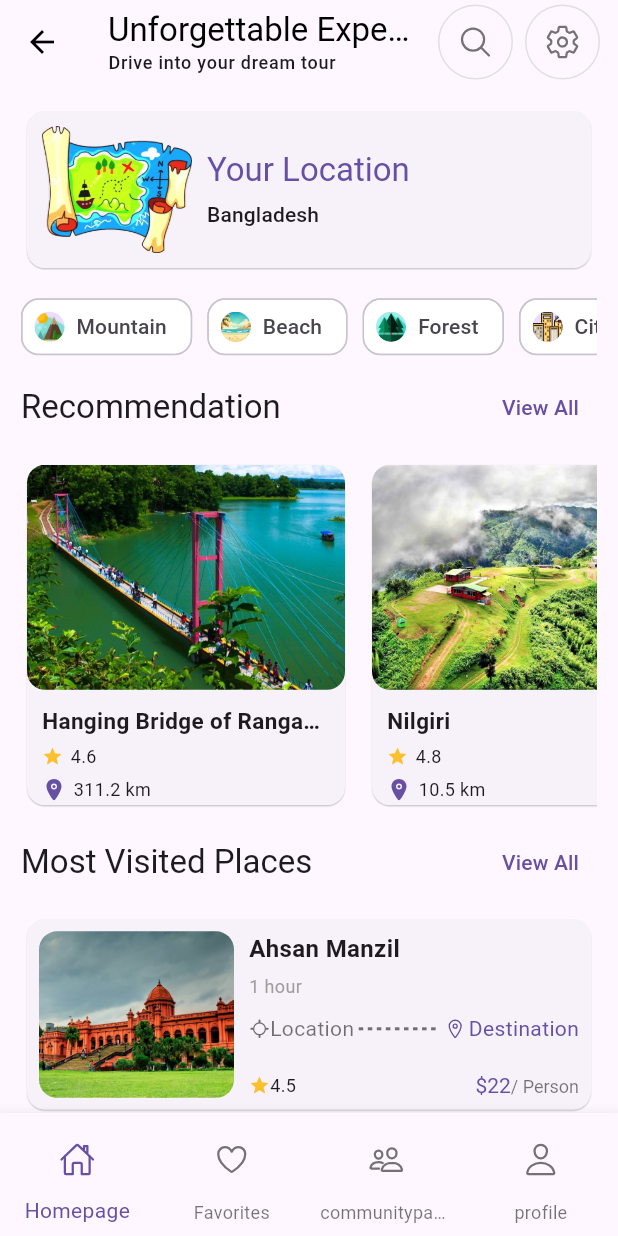
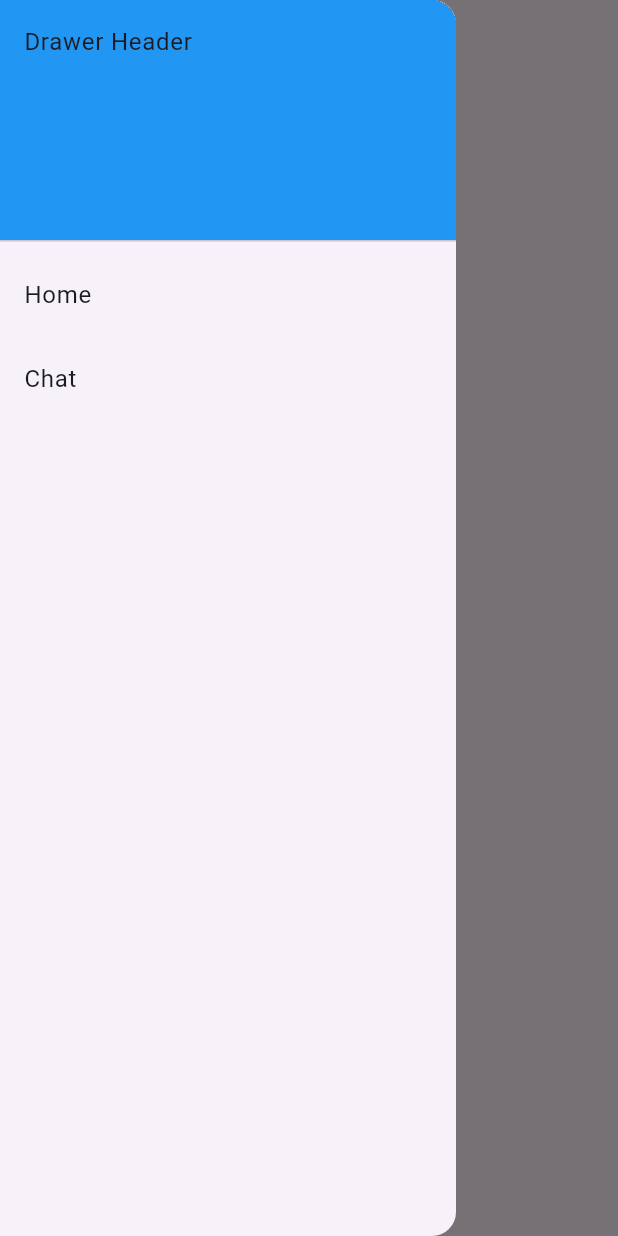
Before and after one commit to Subah-Zarin/Roamers_, a Flutter app: the HomePage screen opened by its route, with the side drawer open (before the commit the screen has no drawer), on a phone screen of 412 x 824 dp. Run offline on Flutter 3.47's test engine with Material 3 defaults, Android fonts, the phone set to English and light mode, and no system bars; our stand-ins replace carousel_slider, cloud_firestore, dio, firebase_auth, firebase_core, get and 2 more; missing offline and left inert: flutter_polyline_points; accounts and stored records are empty.

Commit message:
created chat page auth_service page auth_wrapper to handle chat authentication erased home page & created plain homepage for chat only

```diff
--- a/lib/homepage/homepage.dart
+++ b/lib/homepage/homepage.dart
@@ -8,7 +8,79 @@ import 'package:roamers/widget/tourist_places.dart';
 
 import '../Setting/setting.dart';
 
+
+
+
+
+
+import 'package:flutter/material.dart';
+import 'package:roamers/auth/auth_service.dart';
+import 'package:roamers/Chat/chat.dart';
+import 'package:roamers/auth/auth_wrapper.dart';
+
 class HomePage extends StatelessWidget {
+  @override
+  Widget build(BuildContext context) {
+    return Scaffold(
+      appBar: AppBar(
+        title: Text('Home Page'),
+      ),
+      body: Center(
+        child: Column(
+          mainAxisAlignment: MainAxisAlignment.center,
+          children: <Widget>[
+            Text(
+              'Welcome to the Home Page',
+            ),
+            SizedBox(height: 20),
+            ElevatedButton(
+              onPressed: () {
+                Navigator.pushNamed(context, 'chat');
+              },
+              child: Text('Go to Chat'),
+            ),
+          ],
+        ),
+      ),
+      drawer: Drawer(
+        child: ListView(
+          padding: EdgeInsets.zero,
+          children: <Widget>[
+            DrawerHeader(
+              child: Text('Drawer Header'),
+              decoration: BoxDecoration(
+                color: Colors.blue,
+              ),
+            ),
+            ListTile(
+              title: Text('Home'),
+              onTap: () {
+                Navigator.pushNamed(context, 'homepage');
+              },
+            ),
+            ListTile(
+              title: Text('Chat'),
+              onTap: () {
+                Navigator.pushNamed(context, 'chat');
+              },
+            ),
+            // Add more ListTile items for other routes if needed
+          ],
+        ),
+      ),
+    );
+  }
+}
+
+
+
+
+
+
+
+
+
+ /*class HomePage extends StatelessWidget {
   const HomePage({Key? key}) : super(key: key);
 
   @override
@@ -133,4 +205,4 @@ class HomePage extends StatelessWidget {
       ),
     );
   }
-}
+} */
--- a/lib/main.dart
+++ b/lib/main.dart
@@ -14,13 +14,19 @@ import 'homepage/communitypage.dart';
 import 'homepage/favorites_provider.dart';
 import 'homepage/profile.dart';
 import 'models/tourist_attraction_model.dart';
+import 'package:roamers/auth/auth_service.dart';
+import 'package:roamers/Chat/chat.dart';
+import 'package:roamers/auth/auth_wrapper.dart';
+
+
+
+
 
 
 void main() async {
   WidgetsFlutterBinding.ensureInitialized();
 
   await Firebase.initializeApp(
-    name: 'name here',
     options: DefaultFirebaseOptions.currentPlatform,
   );
 
@@ -37,13 +43,8 @@ void main() async {
           'login': (context) => login(),
           'register': (context) => registration(),
           'homepage': (context) => HomePage(),
-          'profile': (context) => profile(),
-          'communitypage': (context) => communitypage(),
-          'FavoritesPage': (context) => FavoritesPage(),
-          'tourist_details': (context) => TouristDetailsPage(
-            attraction: ModalRoute.of(context)!.settings.arguments as TouristAttraction,
-          ),
-          'Setting': (context) => Setting(),
+
+          'chat': (context) => AuthWrapper(), // Wrap ChatPage with AuthWrapper
         },
       ),
     ),
```
Also changed, not shown: lib/Chat/chat.dart (+154 -0 lines), lib/auth/auth_service.dart (added, +38 -0 lines), lib/auth/auth_wrapper.dart (added, +26 -0 lines), lib/models/models/message.dart (added, +27 -0 lines).
